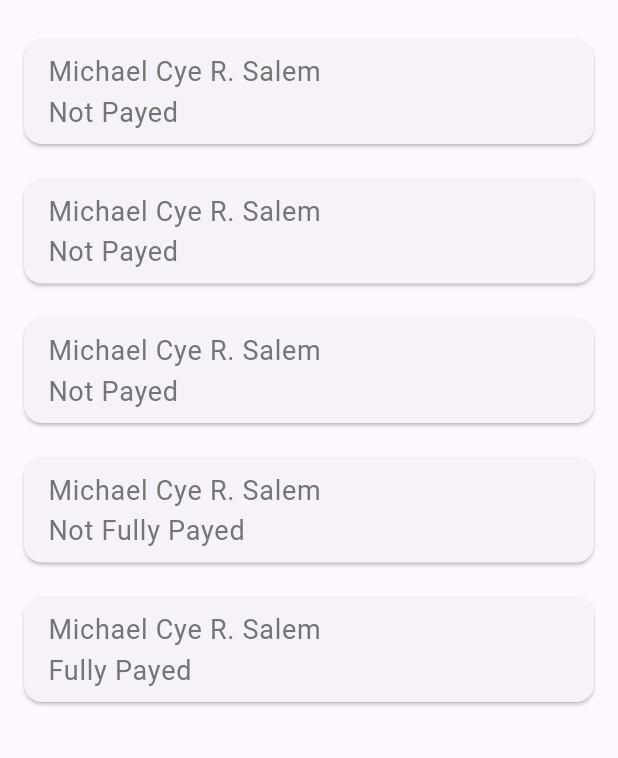
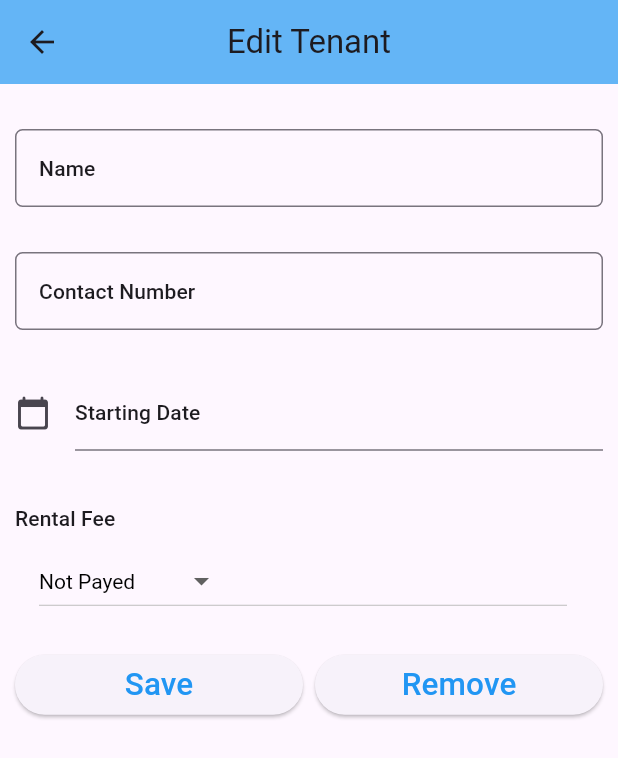
Before and after one commit to buggernut04/Salem_BoardEaseApp, a Flutter app: the TenantList screen opened directly, after a tap on an icon or button, on a phone screen of 412 x 824 dp. Shown: the top 758 px of the screen. Run offline on Flutter 3.47's test engine with Material 2 defaults, Android fonts, the phone set to English and light mode, and no system bars; our stand-ins replace lottie.

Commit message:
Added some modifications and also dart files.

```diff
--- a/lib/auxiliary/recordbar.dart
+++ b/lib/auxiliary/recordbar.dart
@@ -13,11 +13,11 @@ class RecordBar extends StatefulWidget {
 class _RecordBarState extends State<RecordBar> {
 
   List<Tenant> tenant = [
-    Tenant(name: 'Michael Cye R. Salem', contactInfo: '09978601212', email: 'grrrr', status: PaymentStatus.notPayed, startDate: DateTime.now()),
-    Tenant(name: 'Michael Cye R. Salem', contactInfo: '09978601212', email: 'grrrr', status: PaymentStatus.notPayed, startDate: DateTime.now()),
-    Tenant(name: 'Michael Cye R. Salem', contactInfo: '09978601212', email: 'grrrr', status: PaymentStatus.notPayed, startDate: DateTime.now()),
-    Tenant(name: 'Michael Cye R. Salem', contactInfo: '09978621212', email: 'grrrr', status: PaymentStatus.notFullyPayed, startDate: DateTime.now()),
-    Tenant(name: 'Michael Cye R. Salem', contactInfo: '09438601212', email: 'grrrr', status: PaymentStatus.fullyPayed, startDate: DateTime.now())
+    Tenant(name: 'Michael Cye R. Salem', contactInfo: '09978601212',  status: PaymentStatus.notPayed, startDate: DateTime.now()),
+    Tenant(name: 'Michael Cye R. Salem', contactInfo: '09978601212',  status: PaymentStatus.notPayed, startDate: DateTime.now()),
+    Tenant(name: 'Michael Cye R. Salem', contactInfo: '09978601212',  status: PaymentStatus.notPayed, startDate: DateTime.now()),
+    Tenant(name: 'Michael Cye R. Salem', contactInfo: '09978621212',  status: PaymentStatus.notFullyPayed, startDate: DateTime.now()),
+    Tenant(name: 'Michael Cye R. Salem', contactInfo: '09438601212',  status: PaymentStatus.fullyPayed, startDate: DateTime.now())
   ];
 
   @override
--- /dev/null
+++ b/lib/auxiliary/tenant_detail.dart
@@ -0,0 +1,177 @@
+import 'package:flutter/material.dart';
+import 'package:intl/intl.dart';
+
+class TenantDetail extends StatefulWidget {
+  const TenantDetail({Key? key, required this.appBarTitle}) : super(key: key);
+
+  final String appBarTitle;
+
+  @override
+  State<TenantDetail> createState() => _TenantDetailState();
+}
+
+class _TenantDetailState extends State<TenantDetail> {
+
+  TextEditingController nameController = TextEditingController();
+  TextEditingController contactInfoController = TextEditingController();
+  TextEditingController datePicker = TextEditingController();
+
+  Future<DateTime?> _showDatePicker(){
+    return showDatePicker(
+        context: context,
+        initialDate: DateTime.now(),
+        firstDate: DateTime(2000),
+        lastDate: DateTime(2099),
+    );
+  }
+
+  static var _paymentStatus = ['Payed', 'Not Fully Payed', 'Not Payed'];
+
+  @override
+  Widget build(BuildContext context) {
+
+    TextStyle? textStyle = Theme.of(context).textTheme.titleSmall;
+
+    return Scaffold(
+      appBar: AppBar(
+        title: Text(widget.appBarTitle),
+        centerTitle: true,
+        backgroundColor: Colors.blue[300],
+        elevation: 0.0,
+      ),
+      body: Padding(
+        padding: EdgeInsets.only(top: 15.0, left: 10.0, right: 10.0),
+        child: ListView(
+          children: <Widget>[
+            Padding(
+              padding: EdgeInsets.only(top: 15.0, bottom: 15.0),
+              child: TextField(
+                controller: nameController,
+                style: textStyle,
+                onChanged: (value){},
+                decoration: InputDecoration(
+                  labelText: 'Name',
+                  labelStyle: textStyle,
+                  border: OutlineInputBorder(
+                    borderRadius: BorderRadius.circular(5.0)
+                  )
+                ),
+              )
+            ),
+            Padding(
+                padding: EdgeInsets.only(top: 15.0, bottom: 15.0),
+                child: TextField(
+                  controller: contactInfoController,
+                  style: textStyle,
+                  onChanged: (value){},
+                  decoration: InputDecoration(
+                      labelText: 'Contact Number',
+                      labelStyle: textStyle,
+                      border: OutlineInputBorder(
+                          borderRadius: BorderRadius.circular(5.0)
+                      )
+                  ),
+                )
+            ),
+            Padding(
+                padding: EdgeInsets.only(top: 15.0, bottom: 15.0),
+                child: TextField(
+                  controller: datePicker,
+                  style: textStyle,
+                  onChanged: (value){},
+                  decoration: InputDecoration(
+                      labelText: 'Starting Date',
+                      labelStyle: textStyle,
+                      icon: Icon(Icons.calendar_today_rounded
+                      ),
+                  ),
+                  onTap: () async {
+                    DateTime? pickedDate = await _showDatePicker();
+
+                    if(pickedDate != null){
+                      setState(() {
+                        datePicker.text = DateFormat.yMMMEd().format(pickedDate);
+                      });
+                    }
+                  },
+                )
+            ),
+
+            Padding(
+              padding: EdgeInsets.only(top: 10.0, bottom: 10.0),),
+
+            Column(
+              crossAxisAlignment: CrossAxisAlignment.start,
+              children: <Widget>[
+                Text(
+                  'Rental Fee',
+                  style: textStyle,
+                ),
+                ListTile(
+                  title: DropdownButton(
+                    items: _paymentStatus.map((String dropDownStringItem) => DropdownMenuItem<String>(
+                      child: Text(dropDownStringItem),
+                      value: dropDownStringItem,
+                    )
+                    ).toList(),
+                    style: TextStyle(
+                        color: Colors.black
+                    ),
+                    value: 'Not Payed',
+                    onChanged: (valueSelectedByUser) {
+                      setState(() {
+
+                      });
+                    },
+                  ),
+                ),
+              ],
+            ),
+            Padding(
+                padding: EdgeInsets.only(top: 13.0, bottom: 13.0),
+                child: Row(
+                  children: <Widget>[
+                    Expanded(
+                        child: ElevatedButton(
+                          style: ElevatedButton.styleFrom(foregroundColor: Colors.white70
+                          ),
+                          child: Text(
+                              'Save',
+                              textScaleFactor: 1.5,
+                              style: TextStyle(
+                                color: Colors.blue
+                              ),
+                          ),
+                          onPressed: () {
+                            setState(() {
+
+                            });
+                            },
+                        )
+                    ),
+
+                    Container(width: 8.0,),
+
+                    Expanded(
+                        child: ElevatedButton(
+                          style: ElevatedButton.styleFrom(foregroundColor: Colors.white70),
+                          child: Text( widget.appBarTitle == 'Add Tenant' ? 'Cancel' : 'Remove',
+                            textScaleFactor: 1.5,
+                            style: TextStyle(
+                                color: Colors.blue
+                            ),
+                          ),
+                          onPressed: () {
+                            Navigator.pop(context);
+                          },
+                        )
+                    )
+                  ],
+                ),
+            ),
+          ],
+        )
+      )
+    );
+  }
+}
--- a/lib/classes/person.dart
+++ b/lib/classes/person.dart
@@ -2,8 +2,7 @@ abstract class Person{
 
   String name;
   String contactInfo;
-  String email;
 
-  Person({required this.name, required this.contactInfo, required this.email});
+  Person({required this.name, required this.contactInfo});
 
 }
--- a/lib/classes/tenant.dart
+++ b/lib/classes/tenant.dart
@@ -6,6 +6,6 @@ class Tenant extends Person{
   PaymentStatus status;
   DateTime startDate;
 
-  Tenant({required name, required contactInfo, required email, required this.status, required this.startDate}) : super(name: name, contactInfo: contactInfo, email: email);
+  Tenant({required name, required contactInfo,required this.status, required this.startDate}) : super(name: name, contactInfo: contactInfo);
 
 }
--- a/lib/classes/user.dart
+++ b/lib/classes/user.dart
@@ -2,6 +2,6 @@ import 'package:boardease_application/classes/person.dart';
 
 class User extends Person{
 
-  User({required name, required contactInfo, required email}) : super(name: name, contactInfo: contactInfo, email: email);
+  User({required name, required contactInfo}) : super(name: name, contactInfo: contactInfo);
 
 }
--- a/lib/components/homepage.dart
+++ b/lib/components/homepage.dart
@@ -19,7 +19,7 @@ class _MyHomePageState extends State<MyHomePage> {
           appBar: AppBar(
             title: const Text('BoardEase'),
             centerTitle: true,
-            backgroundColor: Colors.blueGrey,
+            backgroundColor: Colors.blue[300],
             elevation: 0.0,
           ),
           body: Center(
--- a/lib/components/tenant_list.dart
+++ b/lib/components/tenant_list.dart
@@ -1,6 +1,7 @@
 import 'package:boardease_application/classes/paymentstatus.dart';
 import 'package:flutter/material.dart';
 
+import '../auxiliary/tenant_detail.dart';
 import '../classes/tenant.dart';
 
 class TenantList extends StatefulWidget {
@@ -13,11 +14,11 @@ class TenantList extends StatefulWidget {
 class _TenantListState extends State<TenantList> {
 
   List<Tenant> tenant = [
-    Tenant(name: 'Michael Cye R. Salem', contactInfo: '09978601212', email: 'grrrr', status: PaymentStatus.notPayed, startDate: DateTime.now()),
-    Tenant(name: 'Michael Cye R. Salem', contactInfo: '09978601212', email: 'grrrr', status: PaymentStatus.notPayed, startDate: DateTime.now()),
-    Tenant(name: 'Michael Cye R. Salem', contactInfo: '09978601212', email: 'grrrr', status: PaymentStatus.notPayed, startDate: DateTime.now()),
-    Tenant(name: 'Michael Cye R. Salem', contactInfo: '09978621212', email: 'grrrr', status: PaymentStatus.notFullyPayed, startDate: DateTime.now()),
-    Tenant(name: 'Michael Cye R. Salem', contactInfo: '09438601212', email: 'grrrr', status: PaymentStatus.fullyPayed, startDate: DateTime.now())
+    Tenant(name: 'Michael Cye R. Salem', contactInfo: '09978601212',  status: PaymentStatus.notPayed, startDate: DateTime.now()),
+    Tenant(name: 'Michael Cye R. Salem', contactInfo: '09978601212',  status: PaymentStatus.notPayed, startDate: DateTime.now()),
+    Tenant(name: 'Michael Cye R. Salem', contactInfo: '09978601212',  status: PaymentStatus.notPayed, startDate: DateTime.now()),
+    Tenant(name: 'Michael Cye R. Salem', contactInfo: '09978621212',  status: PaymentStatus.notFullyPayed, startDate: DateTime.now()),
+    Tenant(name: 'Michael Cye R. Salem', contactInfo: '09438601212',  status: PaymentStatus.fullyPayed, startDate: DateTime.now())
   ];
 
   String toPrint(int index){
@@ -30,11 +31,24 @@ class _TenantListState extends State<TenantList> {
     return "${tenant[index].name}\nNot Payed";
   }
 
+  void route(String title){
+    Navigator.push(
+        context,
+        MaterialPageRoute(builder: (context) {
+          return TenantDetail(appBarTitle: title);
+        })
+    );
+  }
+
   @override
   Widget build(BuildContext context) {
-    return Container(
-        padding: EdgeInsets.all(5.0),
-        child: CustomScrollView(
+    return Scaffold(
+        appBar: AppBar(
+          centerTitle: true,
+          title: Text('All Tenants'),
+          backgroundColor: Colors.blue[300],
+        ),
+        body: CustomScrollView(
               //reverse: true,
               slivers: <Widget>[
                 SliverList(
@@ -45,7 +59,9 @@ class _TenantListState extends State<TenantList> {
                                   child: Card(
                                     margin: EdgeInsets.fromLTRB(10.0, 20.0, 10.0,1.0),
                                     child: ListTile(
-                                    onTap: () {},
+                                        onTap: () {
+                                          route('Edit Tenant');
+                                        },
                                         title: Text(
                                           toPrint(index),
                                           style: TextStyle(
@@ -61,6 +77,12 @@ class _TenantListState extends State<TenantList> {
                     )
                 )
               ],
+            ),
+            floatingActionButton: FloatingActionButton(
+                onPressed: () {
+                  route('Add Tenant');
+                },
+              child: Icon(Icons.add),
             )
     );
   }
--- a/pubspec.yaml
+++ b/pubspec.yaml
@@ -36,6 +36,7 @@ dependencies:
   # The following adds the Cupertino Icons font to your application.
   # Use with the CupertinoIcons class for iOS style icons.
   cupertino_icons: ^1.0.2
+  intl: ^0.17.0
 
 dev_dependencies:
   flutter_test:
```
Also changed, not shown: lib/auxiliary/add_tenant.dart (deleted), pubspec.lock. Lines whose indentation alone changed are shown as unchanged.
